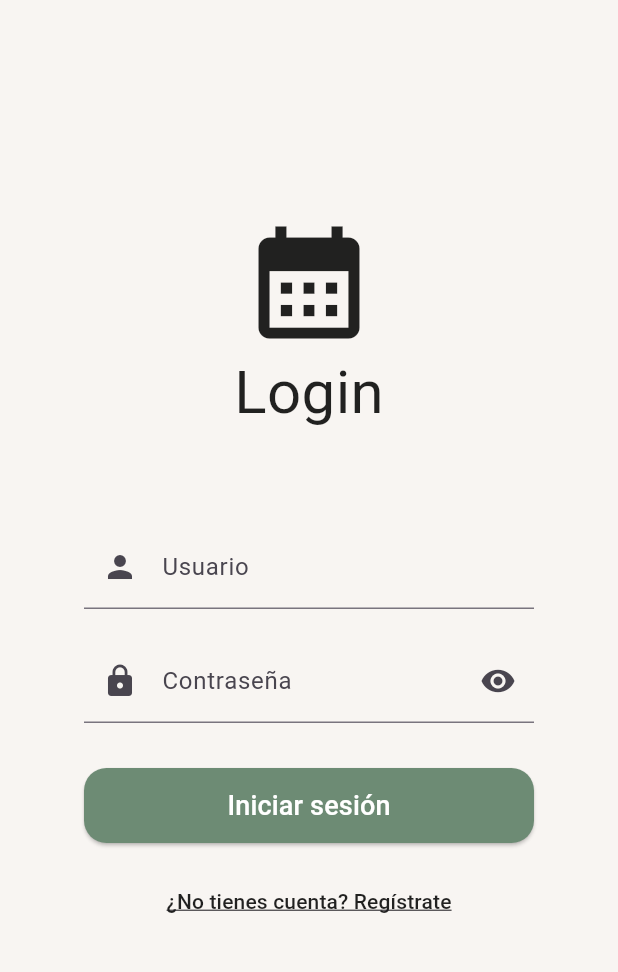
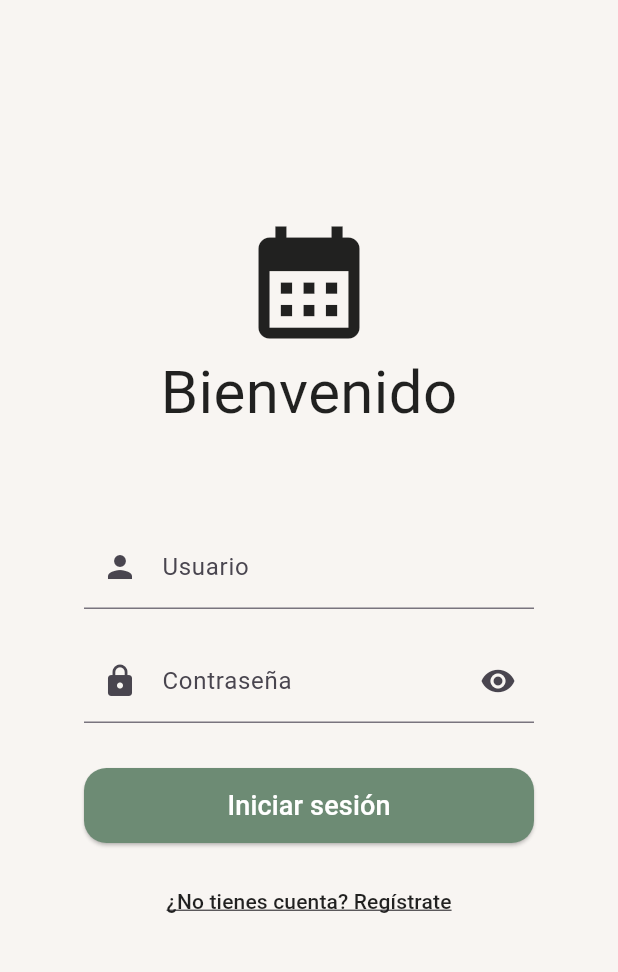
Before and after one commit to alejandro-herrera-ballestas/RutinaApp, a Flutter app: the screen it shows after launch, on a phone screen of 412 x 824 dp, the part 84-1056 px from its top. Run offline on Flutter 3.47's test engine with Material 3 defaults, Android fonts, the phone set to English and light mode, and no system bars.

Commit message:
Update login_screen.dart

```diff
--- a/lib/screens/login_screen.dart
+++ b/lib/screens/login_screen.dart
@@ -42,7 +42,7 @@ class _LoginScreenState extends State<LoginScreen>  {
               size: 90,
             ),
             const Text(
-              "Login",
+              "Bienvenido",
               style: TextStyle(
                 fontSize: 40,
                 color: Colors.black87,
```
